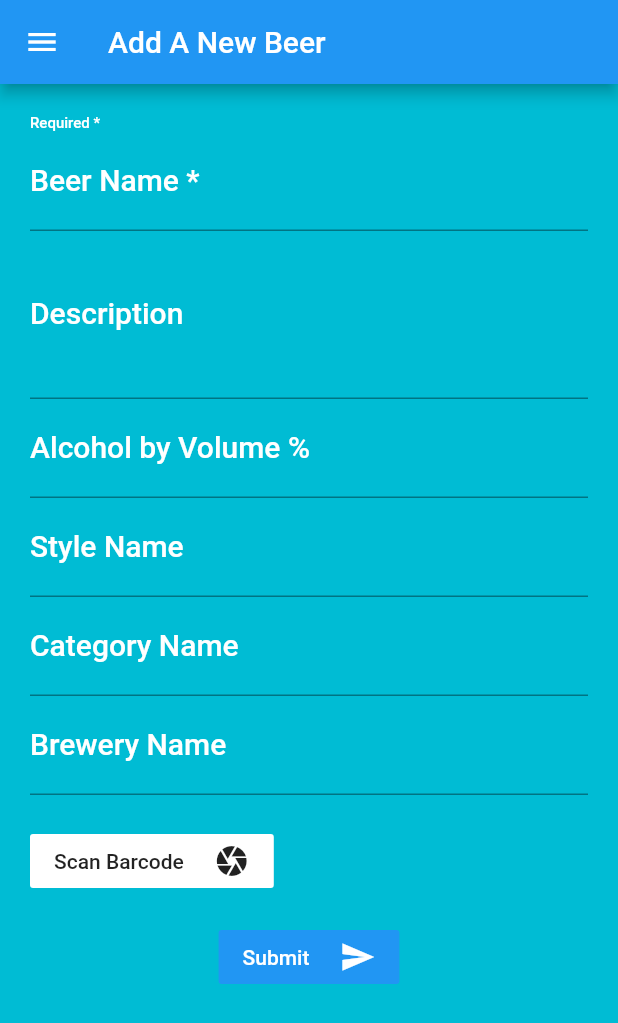
After one commit to Beer-Hero/beer-hero, a Flutter app: the NewBeerPage screen opened directly, after a tap on "Scan Barcode", on a phone screen of 412 x 824 dp. The commit adds this screen. Shown: the top 1023 px of the screen. Run offline on Flutter 3.47's test engine with Material 2 defaults, Android fonts, the phone set to English and light mode, and no system bars; our stand-ins replace cloud_firestore, firebase_auth; missing offline and left inert: barcode_scan; accounts and stored records are empty; network calls fail; statements that could not run were skipped.

Commit message:
Added beers

```diff
--- a/lib/model/beer.dart
+++ b/lib/model/beer.dart
@@ -15,6 +15,7 @@ class Beer {
   final dynamic abv;
   final dynamic ibu;
   final List<String> tags;
+  final String upc;
 
   Beer(
       {this.beerId,
@@ -28,7 +29,26 @@ class Beer {
       this.description,
       this.abv,
       this.ibu,
-      this.tags});
+      this.tags,
+      this.upc});
+
+  Map<String, dynamic> toMap() {
+    return <String, dynamic>{
+      'beerId': beerId,
+      'breweryId': brewerId,
+      'breweryName': brewerName,
+      'name': name,
+      'categoryId': categoryId,
+      'categoryName': categoryName,
+      'styleId': styleId,
+      'styleName': styleName,
+      'description': description,
+      'abv': abv,
+      'ibu': ibu,
+      'tags': tags,
+      'upc': upc,
+    };
+  }
 
   static Beer fromMap(final String beerId, final Map<String, dynamic> data) {
     return new Beer(
@@ -44,7 +64,7 @@ class Beer {
         abv: data['abv'],
         ibu: data['ibu'],
         tags: new List<String>.from(data['tags'] != null ? data['tags'] : []),
-    );
+        upc: data['upc']);
   }
 
   static Beer fromDocumentSnapshot(final DocumentSnapshot documentSnapshot) {
--- a/lib/pages/discover_page.dart
+++ b/lib/pages/discover_page.dart
@@ -1,6 +1,7 @@
 import 'dart:async';
 
 import 'package:barcode_scan/barcode_scan.dart';
+import 'package:beer_hero/pages/new_beer_page.dart';
 import 'package:beer_hero/widgets/beer_list_views/query_list_view.dart';
 import 'package:beer_hero/widgets/beer_list_views/user_beer_list_view.dart';
 import 'package:beer_hero/widgets/global_scaffold.dart';
@@ -38,6 +39,13 @@ class DiscoverPageState extends State<DiscoverPage> {
     final Color iconColor = Theme.of(context).primaryTextTheme.button.color;
 
     return new GlobalScaffold(
+      floatingActionButton: new FloatingActionButton(
+          child: new Icon(Icons.add),
+          onPressed: () {
+            Navigator.push(context, new MaterialPageRoute(builder: (final BuildContext context) {
+              return new NewBeerPage();
+            }));
+          }),
       titleText: 'Discover',
       body: new Padding(
         padding: const EdgeInsets.all(8.0),
--- a/lib/pages/new_beer_page.dart
+++ b/lib/pages/new_beer_page.dart
@@ -1,31 +1,18 @@
 import 'package:beer_hero/widgets/global_scaffold.dart';
+import 'package:beer_hero/widgets/new_beer_form.dart';
 import 'package:flutter/material.dart';
 
-class AboutPage extends StatelessWidget {
+class NewBeerPage extends StatelessWidget {
   @override
   Widget build(BuildContext context) {
-    final TextStyle textStyle = Theme.of(context).primaryTextTheme.title;
     return new GlobalScaffold(
-        titleText: 'About',
-        body: Padding(
+        titleText: 'Add A New Beer',
+        body: new Padding(
           padding: const EdgeInsets.all(20.0),
-          child: new Center(
-            child: new Column(
-              mainAxisSize: MainAxisSize.min,
-              children: <Widget>[
-                new Text('Description', style: textStyle.copyWith(fontSize: 35.0)),
-                new Text(
-                  'An application that gives out Beer recommendations based on what you scan into the app. Based on scanning habits and ratings of beers you drink the app can give you choices of new beers to try that you may like.',
-                  style: textStyle,
-                  textAlign: TextAlign.center,
-                ),
-                new Padding(padding: EdgeInsets.all(40.0)),
-                new Text('Team Members', style: textStyle.copyWith(fontSize: 35.0)),
-                new Text('Jake Mathews', style: textStyle),
-                new Text('Josh Berger', style: textStyle),
-                new Text('Austin Rogers', style: textStyle),
-              ],
-            ),
+          child: new ListView(
+            children: <Widget>[
+              new NewBeerForm(),
+            ],
           ),
         ));
   }
--- a/lib/widgets/beer_card.dart
+++ b/lib/widgets/beer_card.dart
@@ -114,7 +114,7 @@ class BeerCardState extends State<BeerCard> {
           new ListTile(
             leading: const Icon(Icons.local_drink),
             contentPadding: EdgeInsets.symmetric(horizontal: 16.0, vertical: 16.0),
-            title: new Text(beer.name.isNotEmpty ? beer.name : 'Unknown'),
+            title: new Text(beer.name != null ? beer.name : 'Unknown'),
             subtitle: new Text('${beer.brewerName != null ? '${beer.brewerName}\n' : ''}'
                 '${beer.categoryName != null ? 'Category: ${beer.categoryName}\n' : ''}'
                 '${beer.styleName != null ? 'Style: ${beer.styleName}' : ''}'),
--- a/lib/widgets/global_scaffold.dart
+++ b/lib/widgets/global_scaffold.dart
@@ -4,14 +4,16 @@ import 'package:flutter/material.dart';
 class GlobalScaffold extends StatelessWidget {
   final Widget body;
   final String titleText;
+  final FloatingActionButton floatingActionButton;
 
   final TextStyle tileStyle = new TextStyle(fontSize: 17.0);
 
-  GlobalScaffold({Key key, this.body, this.titleText = 'Beer Hero'}) : super(key: key);
+  GlobalScaffold({Key key, this.body, this.titleText = 'Beer Hero', this.floatingActionButton}) : super(key: key);
 
   @override
   Widget build(BuildContext context) {
     return new Scaffold(
+      floatingActionButton: floatingActionButton,
       backgroundColor: Theme.of(context).backgroundColor,
       appBar: new AppBar(
         title: new Text(titleText),
--- /dev/null
+++ b/lib/widgets/new_beer_form.dart
@@ -0,0 +1,202 @@
+import 'dart:async';
+
+import 'package:barcode_scan/barcode_scan.dart';
+import 'package:beer_hero/model/beer.dart';
+import 'package:cloud_firestore/cloud_firestore.dart';
+import 'package:flutter/material.dart';
+import 'package:flutter/services.dart';
+
+class NewBeerForm extends StatefulWidget {
+  @override
+  State createState() {
+    return new NewBeerFormState();
+  }
+}
+
+class NewBeerFormState extends State<NewBeerForm> {
+  final _formKey = GlobalKey<FormState>();
+
+  final TextEditingController nameController = new TextEditingController();
+  final TextEditingController descriptionController = new TextEditingController();
+  final TextEditingController abvController = new TextEditingController();
+  final TextEditingController styleNameController = new TextEditingController();
+  final TextEditingController categoryNameController = new TextEditingController();
+  final TextEditingController breweryNameController = new TextEditingController();
+
+  String barcodeText = '';
+
+  @override
+  Widget build(BuildContext context) {
+    final TextStyle textStyle = Theme.of(context).primaryTextTheme.title;
+
+    return Form(
+      key: _formKey,
+      child: Column(
+        crossAxisAlignment: CrossAxisAlignment.start,
+        children: <Widget>[
+          new Text(
+            'Required *',
+            style: textStyle.copyWith(fontSize: 10.0),
+          ),
+          new TextFormField(
+            controller: nameController,
+            decoration: InputDecoration(labelText: 'Beer Name *', labelStyle: textStyle),
+            style: textStyle,
+            validator: (value) {
+              if (value.isEmpty) {
+                return 'A beer must have a name';
+              }
+            },
+          ),
+          new TextFormField(
+            controller: descriptionController,
+            decoration: InputDecoration(labelText: 'Description', labelStyle: textStyle),
+            style: textStyle,
+            maxLines: 3,
+          ),
+          new TextFormField(
+            controller: abvController,
+            decoration: InputDecoration(labelText: 'Alcohol by Volume %', labelStyle: textStyle),
+            style: textStyle,
+            validator: (value) {
+              if (value.isNotEmpty) {
+                try {
+                  double.parse(value);
+                } catch (e) {
+                  return 'Alcohol by volume must be a number';
+                }
+              }
+            },
+          ),
+          new TextFormField(
+            controller: styleNameController,
+            decoration: InputDecoration(labelText: 'Style Name', labelStyle: textStyle),
+            style: textStyle,
+          ),
+          new TextFormField(
+            controller: categoryNameController,
+            decoration: InputDecoration(labelText: 'Category Name', labelStyle: textStyle),
+            style: textStyle,
+          ),
+          new TextFormField(
+            controller: breweryNameController,
+            decoration: InputDecoration(labelText: 'Brewery Name', labelStyle: textStyle),
+            style: textStyle,
+          ),
+          new Padding(padding: EdgeInsets.symmetric(vertical: 10.0)),
+          _barcodeBar(textStyle),
+          new Center(
+            child: new Padding(
+              padding: const EdgeInsets.symmetric(vertical: 16.0),
+              child: new FlatButton(
+                color: Colors.blue,
+                textColor: Colors.white,
+                onPressed: () {
+                  if (_formKey.currentState.validate()) {
+                    Scaffold.of(context).showSnackBar(SnackBar(content: Text('Processing Data')));
+                    _submit().then((_) {
+                      Scaffold.of(context).showSnackBar(SnackBar(content: Text('Added beer')));
+                      Navigator.pop(context);
+                    });
+                  }
+                },
+                child: new Row(
+                  mainAxisSize: MainAxisSize.min,
+                  children: <Widget>[
+                    new Text('Submit'),
+                    new Padding(padding: EdgeInsets.symmetric(horizontal: 10.0)),
+                    new Icon(Icons.send),
+                  ],
+                ),
+              ),
+            ),
+          ),
+        ],
+      ),
+    );
+  }
+
+  Widget _barcodeBar(final TextStyle textStyle) {
+    final List<Widget> widgets = [];
+
+    if (barcodeText.isEmpty) {
+      widgets.add(new FlatButton(
+        onPressed: () {
+          _scan();
+        },
+        child: new Row(
+          mainAxisSize: MainAxisSize.min,
+          children: <Widget>[
+            new Text('Scan Barcode'),
+            new Padding(padding: EdgeInsets.symmetric(horizontal: 10.0)),
+            new Icon(Icons.camera),
+          ],
+        ),
+        color: textStyle.color,
+      ));
+    } else {
+      widgets.add(new FlatButton(
+        onPressed: () {
+          setState(() {
+            barcodeText = '';
+          });
+        },
+        child: new Row(
+          mainAxisSize: MainAxisSize.min,
+          children: <Widget>[
+            new Text('Clear'),
+            new Padding(padding: EdgeInsets.symmetric(horizontal: 10.0)),
+            new Icon(Icons.clear),
+          ],
+        ),
+        color: textStyle.color,
+      ));
+    }
+
+    widgets.addAll([
+      new Padding(padding: EdgeInsets.symmetric(horizontal: 10.0)),
+      new Text(
+        barcodeText,
+        style: textStyle,
+      )
+    ]);
+
+    return new Row(
+      children: widgets,
+    );
+  }
+
+  Future _scan() async {
+    try {
+      String barcode = await BarcodeScanner.scan();
+      setState(() {
+        barcodeText = barcode;
+      });
+      print('Barcode set to [$barcode]');
+    } on PlatformException catch (e) {
+      if (e.code == BarcodeScanner.CameraAccessDenied) {
+        setState(() {
+          barcodeText = 'The user did not grant the camera permission!';
+        });
+      } else {
+        barcodeText = 'Unknown error: $e';
+      }
+    } on FormatException {
+      barcodeText = 'null (User returned using the "back"-button before scanning anything. Result)';
+    } catch (e) {
+      barcodeText = 'Unknown error: $e';
+    }
+  }
+
+  Future _submit() {
+    return Firestore.instance.collection('beers').add(new Beer(
+            name: nameController.text.trim(),
+            description: descriptionController.text.trim(),
+            abv: abvController.text.trim(),
+            styleName: styleNameController.text.trim(),
+            categoryName: categoryNameController.text.trim(),
+            brewerName: breweryNameController.text.trim(),
+            upc: barcodeText.trim())
+        .toMap());
+  }
+}
```
Also changed, not shown: lib/pages/beer_info_page.dart (+7 -1 lines). Lines whose indentation alone changed are shown as unchanged.
